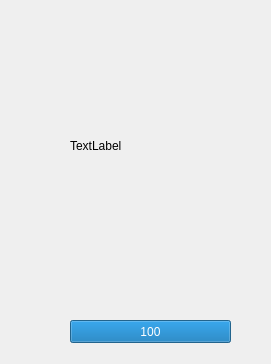
First picture: the form in testWidget/player.ui, repository hg-hg/2019-DungeonNStones, before the edit; both pictures show x 0 to 271 and y 0 to 364 of the 271 by 603 pixel window.
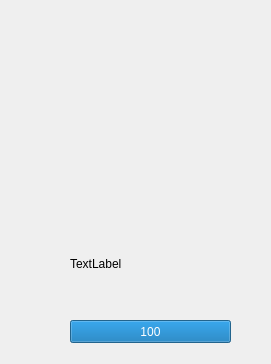
Second picture: the form after the edit. Icons and pictures are not drawn.

```diff
--- a/testWidget/player.ui
+++ b/testWidget/player.ui
@@ -49,7 +49,7 @@
    <property name="geometry">
     <rect>
      <x>70</x>
-     <y>10</y>
+     <y>0</y>
      <width>131</width>
      <height>271</height>
     </rect>
@@ -57,6 +57,9 @@
    <property name="text">
     <string>TextLabel</string>
    </property>
+   <property name="alignment">
+    <set>Qt::AlignBottom|Qt::AlignLeading|Qt::AlignLeft</set>
+   </property>
   </widget>
   <widget class="QWidget" name="verticalLayoutWidget">
    <property name="geometry">
```
